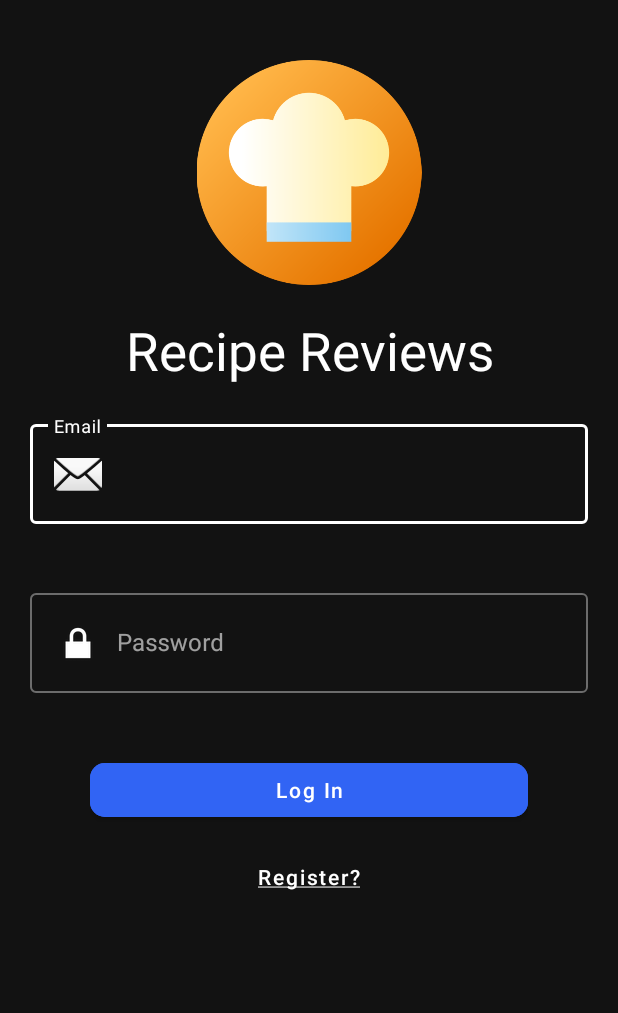
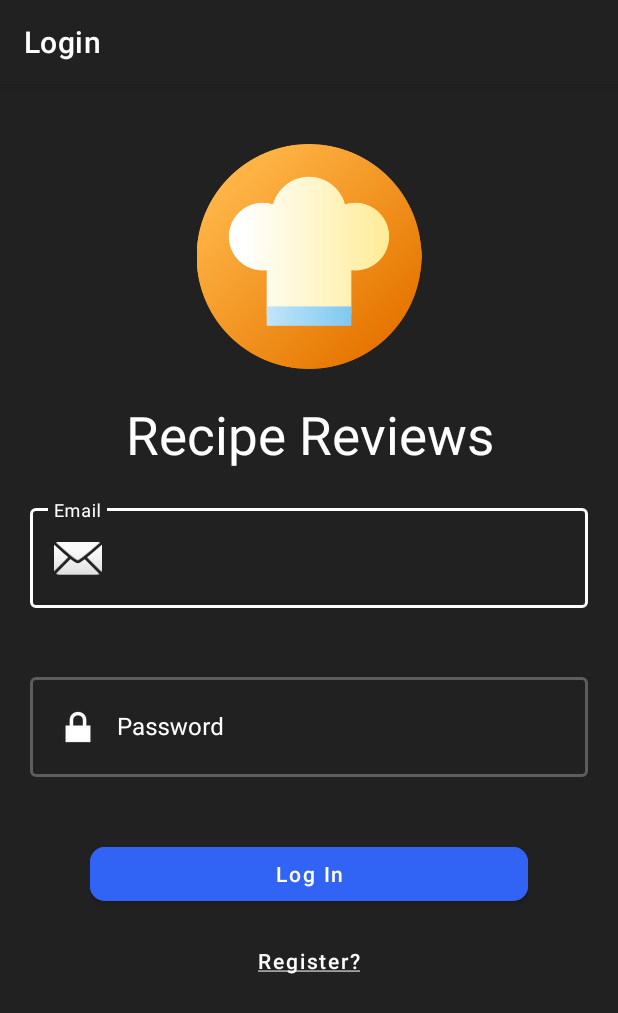
Before and after one commit to AviranBac/RecipeReviews, an Android app: the screen it shows after launch (GuestActivity), on a phone screen of 412 x 824 dp. Shown: the top 1013 px of the screen. Run offline under Robolectric (Android 15) with nearby library versions, the phone set to English and light mode, and no system bars; our stand-ins replace Firebase (no records; nobody signed in at launch, a user with empty details on screens opened directly), Room's generated code, navigation-ui.

Commit message:
feat(Navigation and Styling): add action bar and "back" button to it, as well as intense struggle with style

```diff
--- a/app/src/main/AndroidManifest.xml
+++ b/app/src/main/AndroidManifest.xml
@@ -8,7 +8,7 @@
         android:dataExtractionRules="@xml/data_extraction_rules"
         android:fullBackupContent="@xml/backup_rules"
         android:icon="@mipmap/ic_launcher"
-        android:label="@string/app_name"
+        android:label=""
         android:roundIcon="@mipmap/ic_launcher_round"
         android:supportsRtl="true"
         android:theme="@style/Theme.RecipeReviews"
--- a/app/src/main/java/com/example/recipereviews/activities/GuestActivity.java
+++ b/app/src/main/java/com/example/recipereviews/activities/GuestActivity.java
@@ -1,16 +1,36 @@
 package com.example.recipereviews.activities;
 
+import androidx.annotation.NonNull;
 import androidx.appcompat.app.AppCompatActivity;
+import androidx.navigation.NavController;
+import androidx.navigation.fragment.NavHostFragment;
+import androidx.navigation.ui.NavigationUI;
 
 import android.os.Bundle;
+import android.view.MenuItem;
 
 import com.example.recipereviews.R;
 
 public class GuestActivity extends AppCompatActivity {
 
+    private NavController navController;
+
     @Override
     protected void onCreate(Bundle savedInstanceState) {
         super.onCreate(savedInstanceState);
         setContentView(R.layout.activity_guest);
+
+        NavHostFragment navHostFragment = (NavHostFragment) getSupportFragmentManager().findFragmentById(R.id.guests_nav_host);
+        navController = navHostFragment.getNavController();
+        NavigationUI.setupActionBarWithNavController(this, navController);
+    }
+
+    @Override
+    public boolean onOptionsItemSelected(@NonNull MenuItem item) {
+        if (item.getItemId() == android.R.id.home){
+            navController.popBackStack();
+        }
+
+        return super.onOptionsItemSelected(item);
     }
 }
--- a/app/src/main/res/layout/activity_guest.xml
+++ b/app/src/main/res/layout/activity_guest.xml
@@ -5,6 +5,7 @@
     android:layout_width="match_parent"
     android:layout_height="match_parent"
     android:padding="10dp"
+    android:background="?attr/colorPrimary"
     tools:context=".activities.GuestActivity">
 
     <androidx.fragment.app.FragmentContainerView
--- a/app/src/main/res/layout/activity_main.xml
+++ b/app/src/main/res/layout/activity_main.xml
@@ -5,6 +5,7 @@
     android:layout_width="match_parent"
     android:layout_height="match_parent"
     android:padding="10dp"
+    android:background="?attr/colorPrimary"
     tools:context=".MainActivity">
 
     <ImageView
--- a/app/src/main/res/layout/activity_user.xml
+++ b/app/src/main/res/layout/activity_user.xml
@@ -5,6 +5,7 @@
     android:layout_width="match_parent"
     android:layout_height="match_parent"
     android:padding="10dp"
+    android:background="?attr/colorPrimary"
     tools:context=".activities.UserActivity">
 
     <TextView
--- a/app/src/main/res/layout/fragment_login.xml
+++ b/app/src/main/res/layout/fragment_login.xml
@@ -45,7 +45,7 @@
 
             <com.google.android.material.textfield.TextInputLayout
                 android:id="@+id/emailTextInput"
-                style="@style/Widget.MaterialComponents.TextInputLayout.OutlinedBox"
+                style="@style/TextInputLayoutStyle"
                 android:layout_width="match_parent"
                 android:layout_height="wrap_content"
                 android:layout_marginStart="10dp"
@@ -65,7 +65,7 @@
 
             <com.google.android.material.textfield.TextInputLayout
                 android:id="@+id/passwordTextInput"
-                style="@style/Widget.MaterialComponents.TextInputLayout.OutlinedBox"
+                style="@style/TextInputLayoutStyle"
                 android:layout_width="match_parent"
                 android:layout_height="wrap_content"
                 android:layout_marginStart="10dp"
@@ -79,6 +79,7 @@
                     android:layout_height="wrap_content"
                     android:drawableStart="@android:drawable/ic_lock_lock"
                     android:drawablePadding="10dp"
+                    android:drawableTint="@color/white"
                     android:hint="@string/password"
                     android:inputType="textPassword" />
             </com.google.android.material.textfield.TextInputLayout>
@@ -96,7 +97,7 @@
                     android:layout_height="wrap_content"
                     android:layout_gravity="center"
                     android:backgroundTint="#3164f4"
-                    android:text="@string/login"
+                    android:text="@string/login_two_words"
                     android:textAllCaps="false"
                     android:textColor="@color/white"
                     app:cornerRadius="10dp" />
@@ -112,7 +113,6 @@
                     app:showAnimationBehavior="none"
                     app:indicatorSize="14dp" />
             </RelativeLayout>
-
 
             <Button
                 android:id="@+id/registerBtn"
--- a/app/src/main/res/navigation/guest_nav_graph.xml
+++ b/app/src/main/res/navigation/guest_nav_graph.xml
@@ -8,7 +8,7 @@
     <fragment
         android:id="@+id/loginFragment"
         android:name="com.example.recipereviews.fragments.guest.LoginFragment"
-        android:label="fragment_login"
+        android:label="@string/login_single_word"
         tools:layout="@layout/fragment_login">
         <action
             android:id="@+id/action_loginFragment_to_registerFragment"
@@ -26,7 +26,7 @@
     <fragment
         android:id="@+id/registerFragment"
         android:name="com.example.recipereviews.fragments.guest.RegisterFragment"
-        android:label="fragment_register"
+        android:label="@string/register"
         tools:layout="@layout/fragment_register" >
         <action
             android:id="@+id/action_registerFragment_to_loginFragment"
--- a/app/src/main/res/navigation/user_nav_graph.xml
+++ b/app/src/main/res/navigation/user_nav_graph.xml
@@ -5,9 +5,9 @@
     android:id="@+id/user_nav_graph">
 
     <fragment
-        android:id="@+id/feedFragment"
+        android:id="@+id/mainPageFragment"
         android:name="com.example.recipereviews.fragments.user.MainPageFragment"
-        android:label="fragment_main_page"
+        android:label="@string/main_page"
         tools:layout="@layout/fragment_main_page" >
     </fragment>
 </navigation>
--- a/app/src/main/res/values/colors.xml
+++ b/app/src/main/res/values/colors.xml
@@ -7,4 +7,5 @@
     <color name="teal_700">#FF018786</color>
     <color name="black">#FF000000</color>
     <color name="white">#FFFFFFFF</color>
+    <color name="mtrl_textinput_default_box_stroke_color">#5e5d5d</color>
 </resources>
--- a/app/src/main/res/values/strings.xml
+++ b/app/src/main/res/values/strings.xml
@@ -2,8 +2,11 @@
     <string name="app_name">Recipe Reviews</string>
     <string name="email">Email</string>
     <string name="password">Password</string>
-    <string name="login">Log In</string>
+    <string name="login_single_word">Login</string>
+    <string name="login_two_words">Log In</string>
     <string name="register_question"><u>Register?</u></string>
     <string name="invalid_email">This is not an email format</string>
     <string name="invalid_password">The password should be at least 6 characters long</string>
+    <string name="register">Register</string>
+    <string name="main_page">Main Page</string>
 </resources>
--- a/app/src/main/res/values/themes.xml
+++ b/app/src/main/res/values/themes.xml
@@ -1,20 +1,19 @@
 <resources xmlns:tools="http://schemas.android.com/tools">
     <!-- Base application theme. -->
-    <style name="Theme.RecipeReviews" parent="Theme.MaterialComponents.NoActionBar">
-        <!-- Primary brand color. -->
-        <item name="colorPrimary">@color/white</item>
-        <item name="colorPrimaryVariant">@color/purple_700</item>
-        <item name="colorOnPrimary">@color/black</item>
-        <!-- Secondary brand color. -->
-        <item name="colorSecondary">@color/teal_200</item>
-        <item name="colorSecondaryVariant">@color/teal_700</item>
-        <item name="colorOnSecondary">@color/black</item>
-        <!-- Status bar color. -->
+    <style name="Theme.RecipeReviews" parent="Theme.MaterialComponents.DayNight.DarkActionBar">
         <item name="android:statusBarColor">?attr/colorPrimaryVariant</item>
-        <item name="android:textColorPrimary">?attr/colorPrimary</item>
+        <item name="android:textColorPrimary">@color/white</item>
         <item name="colorSurface">#5e5d5d</item>
-        <item name="colorOnSurface">?attr/colorPrimary</item>
+        <item name="colorOnSurface">@color/white</item>
         <!-- Customize your theme here. -->
         <item name="android:textColor">@color/white</item>
+        <item name="android:textColorHint">@color/white</item>
+    </style>
+
+    <style name="TextInputLayoutStyle" parent="Widget.MaterialComponents.TextInputLayout.OutlinedBox">
+        <item name="boxStrokeColor">@color/white</item>
+        <item name="boxStrokeWidth">2dp</item>
+        <item name="hintTextColor">@color/white</item>
+        <item name="android:textColorHint">@color/white</item>
     </style>
 </resources>
```
